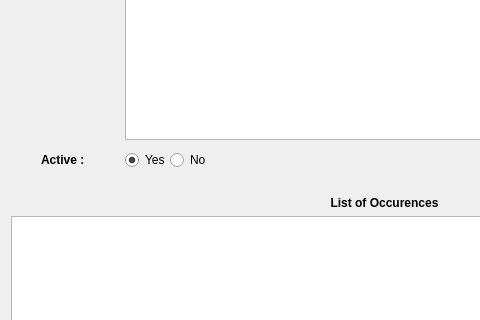
Before: the Qt Designer form editirregulardialog.ui in redmoon1945/gbp, drawn with Qt 5; both pictures show x 0 to 480 and y 95 to 415 of the 769 by 531 pixel window.
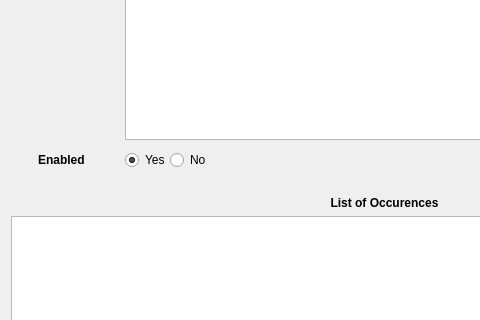
After: the same form once the commit is applied.

Commit message: fix countries duplication in new scenario, fix typos (loose, Optionnally), change Active to Enabled

Patch:
```diff
--- a/editirregulardialog.ui
+++ b/editirregulardialog.ui
@@ -114,7 +114,7 @@
           </font>
          </property>
          <property name="text">
-          <string>Active :</string>
+          <string>Enabled</string>
          </property>
         </widget>
        </item>
```
The commit also changes 7 other files.
